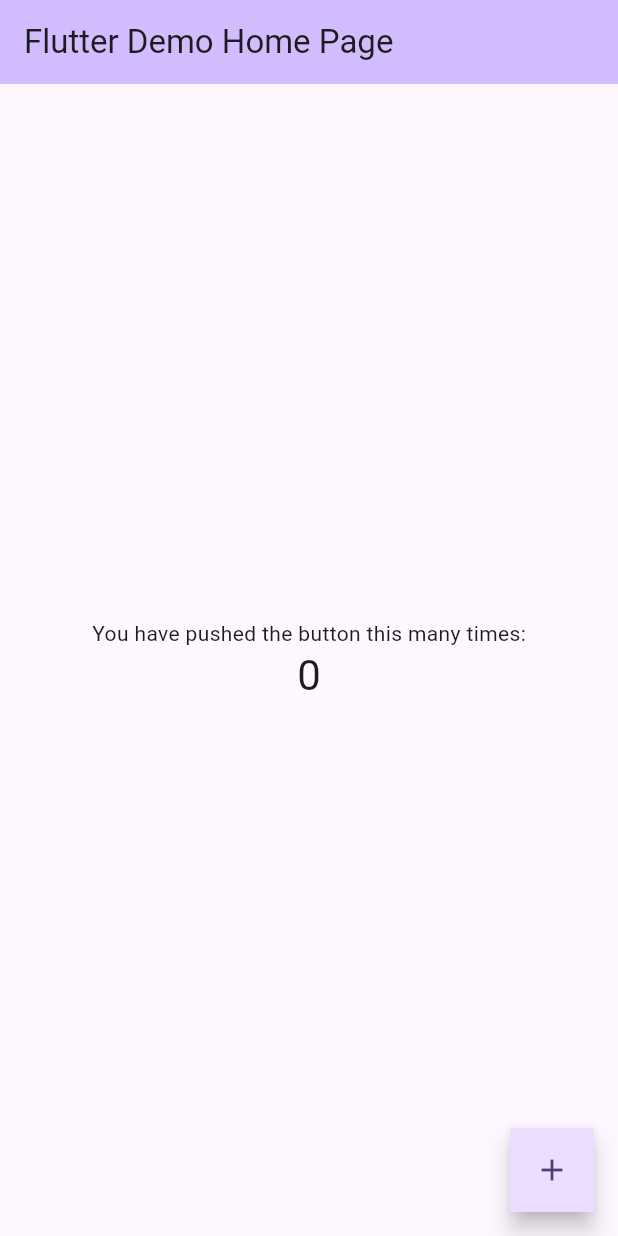
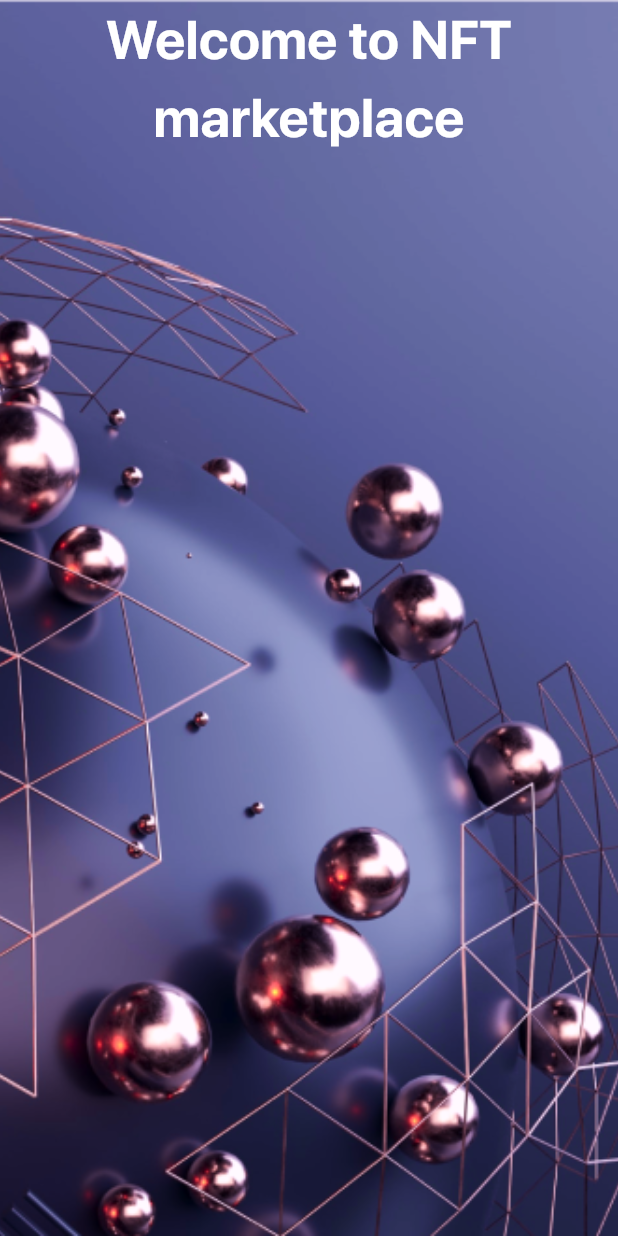
Before and after one commit to Linashaqoura612/Mini-NFT-Marketplace-app, a Flutter app: the screen it shows after launch, on a phone screen of 412 x 824 dp. Run offline on Flutter 3.47's test engine with Material 3 defaults, Android fonts, the phone set to English and light mode, and no system bars.

Commit message:
design onBoarding

```diff
--- /dev/null
+++ b/lib/app/My_app.dart
@@ -0,0 +1,16 @@
+import 'package:flutter/material.dart';
+import 'package:mini_app/core/resources/route_manager.dart';
+import 'package:mini_app/features/onBoarding/onBoarding_page.dart';
+
+class MyApp extends StatelessWidget {
+  const MyApp({super.key});
+
+  @override
+  Widget build(BuildContext context) {
+    return MaterialApp(
+      routes:Route_manager.routes ,
+      initialRoute: Route_name.konBoarding_page,
+      debugShowCheckedModeBanner: false,
+    );
+  }
+}
--- /dev/null
+++ b/lib/core/resources/assets_Manager.dart
@@ -0,0 +1,3 @@
+class AssetsManager{
+  static const String backGroundImage="assets/images/on_boarding_background.png";
+}
--- /dev/null
+++ b/lib/core/resources/color_manager.dart
@@ -0,0 +1,7 @@
+import 'dart:ui';
+
+class ColorManager{
+ static const Color kColorPurple=Color(0xff5C609B);
+ static const Color kColorPurpleLight=Color(0xff767CB2);
+ static const Color kColorWhite=Color(0xffffffff);
+}
--- /dev/null
+++ b/lib/core/resources/font_manager.dart
@@ -0,0 +1,7 @@
+class FontManager{
+  static const String ksfproDisplay='SF Pro Display';
+
+}
+class FontSize{
+  static const double kFontSize36_04=36.04;
+}
--- /dev/null
+++ b/lib/core/resources/route_manager.dart
@@ -0,0 +1,12 @@
+import 'package:flutter/material.dart';
+import 'package:mini_app/features/onBoarding/onBoarding_page.dart';
+import 'package:mini_app/features/onBoarding/onBoarding_page.dart';
+
+class Route_manager {
+  static Map<String, WidgetBuilder> routes = {
+    Route_name.konBoarding_page: (context) => onBoarding_page(),
+  };
+}
+class Route_name{
+static const  String konBoarding_page="onBoarding_page";
+}
--- /dev/null
+++ b/lib/core/resources/strings_manager.dart
@@ -0,0 +1,4 @@
+class StringsManager{
+ static const String ktitleonboardingpage= '''Welcome to NFT
+marketplace''';
+}
--- /dev/null
+++ b/lib/features/onBoarding/onBoarding_page.dart
@@ -0,0 +1,71 @@
+import 'package:flutter/material.dart';
+import 'package:mini_app/core/resources/assets_Manager.dart';
+import 'package:mini_app/core/resources/color_manager.dart';
+import 'package:mini_app/core/resources/font_manager.dart';
+import 'package:mini_app/core/resources/strings_manager.dart';
+
+class onBoarding_page extends StatelessWidget {
+  const onBoarding_page({super.key});
+
+  @override
+  Widget build(BuildContext context) {
+    return Scaffold(
+      body: SafeArea(
+        // child: Container(
+        //   padding: const EdgeInsets.all(32.0),
+        //   // constraints: BoxConstraints.expand(),
+        //   width: double.infinity,
+        //   decoration: BoxDecoration(
+        //     gradient: LinearGradient(
+        //       begin: Alignment(.64, -.76),
+        //       end: Alignment(-.64, .76),
+        //       // begin: Alignment.topLeft, g
+        //       // end: Alignment.centerRight,
+        //       colors: [
+        //         ColorManager.kColorPurple,
+        //         ColorManager.kColorPurpleLight
+        //       ],
+        //     ),
+        //   ),
+          child: Stack(children: [
+            Image(
+              width: double.infinity,
+              height: double.infinity,
+              fit: BoxFit.cover,
+              image: AssetImage(AssetsManager.backGroundImage),
+            ),
+            SizedBox(
+              width: double.infinity,
+              child: Column(
+                children: [
+                  Center(
+                    child: Text(
+                      StringsManager.ktitleonboardingpage,
+                      textAlign: TextAlign.center,
+                      style: TextStyle(
+
+                          color: ColorManager.kColorWhite,
+                          fontSize: FontSize.kFontSize36_04,
+                          fontFamily: FontManager.ksfproDisplay,
+                          fontWeight: FontWeight.bold),
+                    ),
+                  ),
+                  // Spacer(),
+                  // Text(
+                  //   StringsManager.ktitleonboardingpage,
+                  //   style: TextStyle(
+                  //       color: ColorManager.kColorWhite,
+                  //       fontSize: FontSize.kFontSize36_04,
+                  //       fontFamily: FontManager.ksfproDisplay,
+                  //       fontWeight: FontWeight.bold),
+                  // )
+                ],
+              ),
+            ),
+          ]),
+        ),
+
+    // )
+    );
+  }
+}
--- a/lib/main.dart
+++ b/lib/main.dart
@@ -1,127 +1,6 @@
 import 'package:flutter/material.dart';
+import 'package:mini_app/app/My_app.dart';
 
 void main() {
-  runApp(const MyApp());
+  runApp( MyApp());
 }
-
-class MyApp extends StatelessWidget {
-  const MyApp({super.key});
-
-  // This widget is the root of your application.
-  @override
-  Widget build(BuildContext context) {
-    return MaterialApp(
-      title: 'Flutter Demo',
-      theme: ThemeData(
-        // This is the theme of your application.
-        //
-        // TRY THIS: Try running your application with "flutter run". You'll see
-        // the application has a purple toolbar. Then, without quitting the app,
-        // try changing the seedColor in the colorScheme below to Colors.green
-        // and then invoke "hot reload" (save your changes or press the "hot
-        // reload" button in a Flutter-supported IDE, or press "r" if you used
-        // the command line to start the app).
-        //
-        // Notice that the counter didn't reset back to zero; the application
-        // state is not lost during the reload. To reset the state, use hot
-        // restart instead.
-        //
-        // This works for code too, not just values: Most code changes can be
-        // tested with just a hot reload.
-        colorScheme: ColorScheme.fromSeed(seedColor: Colors.deepPurple),
-        useMaterial3: true,
-      ),
-      home: const MyHomePage(title: 'Flutter Demo Home Page'),
-      debugShowCheckedModeBanner:false,
-    );
-  }
-}
-
-class MyHomePage extends StatefulWidget {
-  const MyHomePage({super.key, required this.title});
-
-  // This widget is the home page of your application. It is stateful, meaning
-  // that it has a State object (defined below) that contains fields that affect
-  // how it looks.
-
-  // This class is the configuration for the state. It holds the values (in this
-  // case the title) provided by the parent (in this case the App widget) and
-  // used by the build method of the State. Fields in a Widget subclass are
-  // always marked "final".
-
-  final String title;
-
-  @override
-  State<MyHomePage> createState() => _MyHomePageState();
-}
-
-class _MyHomePageState extends State<MyHomePage> {
-  int _counter = 0;
-
-  void _incrementCounter() {
-    setState(() {
-      // This call to setState tells the Flutter framework that something has
-      // changed in this State, which causes it to rerun the build method below
-      // so that the display can reflect the updated values. If we changed
-      // _counter without calling setState(), then the build method would not be
-      // called again, and so nothing would appear to happen.
-      _counter++;
-    });
-  }
-
-  @override
-  Widget build(BuildContext context) {
-    // This method is rerun every time setState is called, for instance as done
-    // by the _incrementCounter method above.
-    //
-    // The Flutter framework has been optimized to make rerunning build methods
-    // fast, so that you can just rebuild anything that needs updating rather
-    // than having to individually change instances of widgets.
-    return Scaffold(
-      appBar: AppBar(
-        // TRY THIS: Try changing the color here to a specific color (to
-        // Colors.amber, perhaps?) and trigger a hot reload to see the AppBar
-        // change color while the other colors stay the same.
-        backgroundColor: Theme.of(context).colorScheme.inversePrimary,
-        // Here we take the value from the MyHomePage object that was created by
-        // the App.build method, and use it to set our appbar title.
-        title: Text(widget.title),
-      ),
-      body: Center(
-        // Center is a layout widget. It takes a single child and positions it
-        // in the middle of the parent.
-        child: Column(
-          // Column is also a layout widget. It takes a list of children and
-          // arranges them vertically. By default, it sizes itself to fit its
-          // children horizontally, and tries to be as tall as its parent.
-          //
-          // Column has various properties to control how it sizes itself and
-          // how it positions its children. Here we use mainAxisAlignment to
-          // center the children vertically; the main axis here is the vertical
-          // axis because Columns are vertical (the cross axis would be
-          // horizontal).
-          //
-          // TRY THIS: Invoke "debug painting" (choose the "Toggle Debug Paint"
-          // action in the IDE, or press "p" in the console), to see the
-          // wireframe for each widget.
-          mainAxisAlignment: MainAxisAlignment.center,
-          children: <Widget>[
-            const Text(
-              'You have pushed the button this many times:',
-            ),
-            Text(
-              '$_counter',
-              style: Theme.of(context).textTheme.headlineMedium,
-            ),
-          ],
-        ),
-      ),
-      floatingActionButton: FloatingActionButton(
-        shape: BeveledRectangleBorder(),
-        onPressed: _incrementCounter,
-        tooltip: 'Increment',
-        child: const Icon(Icons.add),
-      ), // This trailing comma makes auto-formatting nicer for build methods.
-    );
-  }
-}
```
Also changed, not shown: pubspec.yaml (+12 -7 lines), assets/fonts/SFPRODISPLAYBOLD.OTF (added), assets/fonts/SFPRODISPLAYREGULAR.OTF (added), assets/images/Profile.JPG (added), assets/images/b.jpeg (added), assets/images/ball_onBoarding.jpeg (added), assets/images/ball_onBoarding2.jpeg (added), assets/images/on_boarding_background.png (added), 1 other file.
